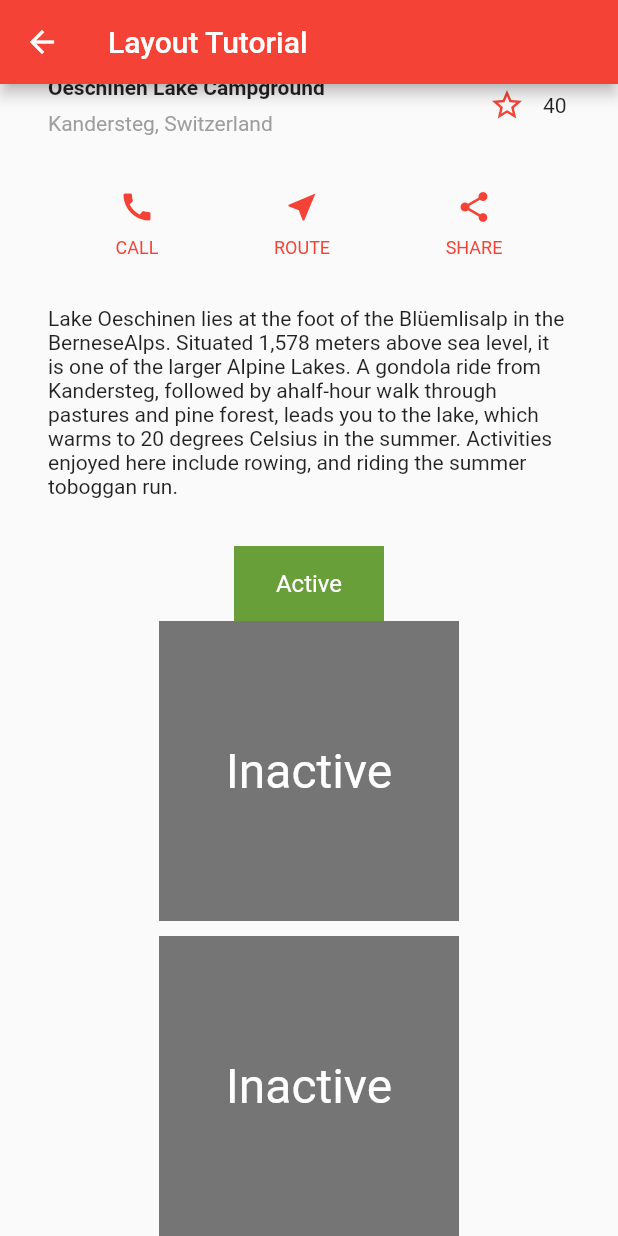
After one commit to javyliu/test_uis, a Flutter app: the UiTutorial screen opened directly, scrolled down 282 dp, after a tap on the "star" icon, after a tap on "Inactive", on a phone screen of 412 x 824 dp. The commit adds this screen. Run offline on Flutter 3.47's test engine with Material 2 defaults, Android fonts, the phone set to English and light mode, and no system bars.

Commit message:
添加ui tutorial 及 dailog”

```diff
--- a/lib/pages/app.dart
+++ b/lib/pages/app.dart
@@ -1,6 +1,7 @@
 import 'package:flutter/material.dart';
 import 'package:test_uis/pages/my_column.dart';
 import 'package:test_uis/pages/my_stateless_widget.dart';
+import 'package:test_uis/pages/ui_absorb_pointer.dart';
 import 'package:test_uis/pages/ui_align.dart';
 import 'package:test_uis/pages/ui_aspect_ratio.dart';
 import 'package:test_uis/pages/ui_buttons.dart';
@@ -11,6 +12,7 @@ import 'package:test_uis/pages/ui_row.dart';
 import 'package:test_uis/pages/ui_scaffold.dart';
 import 'package:test_uis/pages/ui_size_overflow_box.dart';
 import 'package:test_uis/pages/ui_sized_box.dart';
+import 'package:test_uis/pages/ui_tutorial.dart';
 
 class App extends StatelessWidget {
   App({Key key}) : super(key: key);
@@ -27,6 +29,8 @@ class App extends StatelessWidget {
     "sizedBox 使用": (BuildContext context) => UiSizedBox(),
     "ContrainedBox 使用": (BuildContext context) => UiContainedBox(),
     "IndexedStack 使用": (BuildContext context) => UiIndexedStack(),
+    "Layout Tutorial 使用": (BuildContext context) => UiTutorial(),
+    "AbsorbPointer 使用(包括弹出框)": (BuildContext context) => UiAbsorbPointer(),
   };
 
   @override
--- /dev/null
+++ b/lib/pages/ui_tutorial.dart
@@ -0,0 +1,98 @@
+import 'package:flutter/material.dart';
+import 'package:test_uis/widges/widget_parent.dart';
+import 'package:test_uis/widges/widget_tapbox.dart';
+import 'package:test_uis/widges/widgit_favorite.dart';
+
+class UiTutorial extends StatelessWidget {
+  @override
+  Widget build(BuildContext context) {
+    Widget titleSection = Container(
+      padding: const EdgeInsets.all(32),
+      child: Row(
+        children: <Widget>[
+          Expanded(
+            child: Column(
+              children: <Widget>[
+                Container(
+                  alignment: Alignment.centerLeft,
+                  padding: const EdgeInsets.only(bottom: 8),
+                  child: Text(
+                    "Oeschinen Lake Campground",
+                    style: TextStyle(fontWeight: FontWeight.bold),
+                  ),
+                ),
+                Align(
+                  alignment: Alignment.centerLeft,
+                  child: Text(
+                    "Kandersteg, Switzerland",
+                    style: TextStyle(color: Colors.grey[500]),
+                  ),
+                )
+              ],
+            ),
+          ),
+          WigetFavorate(),
+          // Icon(Icons.star, color: Colors.red[500]),
+          // Text('41')
+        ],
+      ),
+    );
+
+    Column _buildButtomColumn(Color color, IconData icon, String label) {
+      return Column(
+        mainAxisSize: MainAxisSize.min,
+        mainAxisAlignment: MainAxisAlignment.center,
+        children: <Widget>[
+          Icon(
+            icon,
+            color: color,
+          ),
+          Container(
+            margin: const EdgeInsets.only(top: 8),
+            child: Text(label, style: TextStyle(fontSize: 12, fontWeight: FontWeight.w400, color: color)),
+          )
+        ],
+      );
+    }
+
+    Color color = Theme.of(context).primaryColor;
+    Widget buttonSection = Container(
+      child: Row(
+        mainAxisAlignment: MainAxisAlignment.spaceEvenly,
+        children: <Widget>[
+          _buildButtomColumn(color, Icons.call, 'CALL'),
+          _buildButtomColumn(color, Icons.near_me, 'ROUTE'),
+          _buildButtomColumn(color, Icons.share, 'SHARE'),
+        ],
+      ),
+    );
+
+    Widget textSection = Container(
+      padding: const EdgeInsets.all(32.0),
+      child: Text(
+        'Lake Oeschinen lies at the foot of the Blüemlisalp in the Bernese'
+        'Alps. Situated 1,578 meters above sea level, it is one of the '
+        'larger Alpine Lakes. A gondola ride from Kandersteg, followed by a'
+        'half-hour walk through pastures and pine forest, leads you to the '
+        'lake, which warms to 20 degrees Celsius in the summer. Activities '
+        'enjoyed here include rowing, and riding the summer toboggan run.',
+        // textAlign: TextAlign.justify,
+        softWrap: true,
+      ),
+    );
+
+    return Scaffold(
+      appBar: AppBar(title: Text("Layout Tutorial")),
+      body: ListView(
+        children: <Widget>[
+          Image.asset('images/lake.jpg', width: 600, height: 240, fit: BoxFit.cover, ),
+          titleSection,
+          buttonSection,
+          textSection,
+          TapboxA(),
+          WidgetParent(),
+        ],
+      ),
+    );
+  }
+}
--- /dev/null
+++ b/lib/widges/widget_parent.dart
@@ -0,0 +1,125 @@
+import 'package:flutter/material.dart';
+
+class WidgetParent extends StatefulWidget {
+  @override
+  _WidgetParentState createState() => _WidgetParentState();
+}
+
+class _WidgetParentState extends State<WidgetParent> {
+  bool _active = false;
+  void _handleTapboxChanged(bool newValue) {
+    setState(() {
+      _active = newValue;
+    });
+  }
+
+  @override
+  Widget build(BuildContext context) {
+    return Column(children: <Widget>[
+      TapboxB(
+        active: _active,
+        onChanged: _handleTapboxChanged,
+      ),
+      SizedBox(
+        height: 10,
+      ),
+      TapboxC(
+        active: _active,
+        onChanged: _handleTapboxChanged,
+      ),
+    ]);
+  }
+}
+
+class TapboxB extends StatelessWidget {
+  final bool active;
+  final ValueChanged<bool> onChanged;
+  TapboxB({Key key, this.active: false, @required this.onChanged}) : super(key: key);
+
+  void _handleTap() {
+    onChanged(!active);
+  }
+
+  @override
+  Widget build(BuildContext context) {
+    return GestureDetector(
+      onTap: _handleTap,
+      child: Container(
+        child: Center(
+          child: Text(active ? 'Active' : 'Inactive', style: TextStyle(fontSize: 32, color: Colors.white)),
+        ),
+        width: 200,
+        height: 200,
+        decoration: BoxDecoration(
+          color: active ? Colors.lightGreen[700] : Colors.grey[600],
+        ),
+      ),
+    );
+  }
+}
+
+class TapboxC extends StatefulWidget {
+  final bool active;
+  final ValueChanged<bool> onChanged;
+  TapboxC({Key key, this.active: false, @required this.onChanged}) : super(key: key);
+
+  @override
+  _TapboxCState createState() => _TapboxCState();
+}
+
+class _TapboxCState extends State<TapboxC> {
+  bool _highlight = false;
+
+  void _handleTapDown(TapDownDetails details) {
+    print("------_handleTapDown:------$details------------");
+    setState(() {
+      _highlight = true;
+    });
+  }
+
+  void _handleTapUp(TapUpDetails detail) {
+    print("------_handleTapUp:------$detail------------");
+
+    setState(() {
+      _highlight = false;
+    });
+  }
+
+  void _handleTapCancel() {
+    print("------_handleTapCancel:------------------");
+
+    setState(() {
+      _highlight = false;
+    });
+  }
+
+  void _handleTap() {
+    print("------_handleTap:------------------");
+
+    widget.onChanged(!widget.active);
+  }
+
+  @override
+  Widget build(BuildContext context) {
+    return GestureDetector(
+      onTapDown: _handleTapDown,
+      onTapUp: _handleTapUp,
+      onTap: _handleTap,
+      onTapCancel: _handleTapCancel,
+      child: Container(
+        child: Center(
+          child: Text(
+            widget.active ? 'Active' : 'Inactive',
+            style: TextStyle(fontSize: 32, color: Colors.white),
+          ),
+        ),
+        width: 200,
+        height: 200,
+        decoration: BoxDecoration(
+          color: widget.active ? Colors.lightGreen[700] : Colors.grey[600],
+          border: _highlight ? Border.all(color: Colors.teal[700], width: 10) : null,
+        ),
+      ),
+    );
+  }
+}
--- /dev/null
+++ b/lib/widges/widget_tapbox.dart
@@ -0,0 +1,37 @@
+import 'package:flutter/material.dart';
+
+class TapboxA extends StatefulWidget {
+  @override
+  _TapboxAState createState() => _TapboxAState();
+}
+
+class _TapboxAState extends State<TapboxA> {
+  bool _active = false;
+  void _handleTap() {
+    setState(() {
+      _active = !_active;
+    });
+  }
+
+  @override
+  Widget build(BuildContext context) {
+    return Center(
+      child: GestureDetector(
+        onTap: _handleTap,
+        child: Container(
+          child: Center(
+            child: Text(
+              _active ? "Active" : "Inactive",
+              style: TextStyle(fontSize: 16, color: Colors.white),
+            ),
+          ),
+          width: 100,
+          height: 50,
+          decoration: BoxDecoration(
+            color: _active ? Colors.lightGreen[700] : Colors.grey[600],
+          ),
+        ),
+      ),
+    );
+  }
+}
--- /dev/null
+++ b/lib/widges/widgit_favorite.dart
@@ -0,0 +1,46 @@
+import 'package:flutter/material.dart';
+
+class WigetFavorate extends StatefulWidget {
+  @override
+  _WigetFavorateState createState() => _WigetFavorateState();
+}
+
+class _WigetFavorateState extends State<WigetFavorate> {
+  bool _isFavorited = true;
+  int _favoriteCount = 41;
+
+  void _toggleFavorite(){
+    setState(() {
+      if(_isFavorited){
+        _favoriteCount -= 1;
+        _isFavorited = false;
+      }else{
+        _favoriteCount += 1;
+        _isFavorited = true;
+      }
+    });
+  }
+
+  @override
+  Widget build(BuildContext context) {
+    return Row(
+      mainAxisSize: MainAxisSize.min,
+      children: <Widget>[
+        Container(
+          padding: EdgeInsets.all(0),
+          child: IconButton(
+            icon: (_isFavorited ? Icon(Icons.star) : Icon(Icons.star_border)),
+            color: Colors.red[500],
+            onPressed: _toggleFavorite,
+          ),
+        ),
+        SizedBox(
+          width: 18,
+          child: Container(
+            child: Text('$_favoriteCount'),
+          ),
+        )
+      ],
+    );
+  }
+}
--- a/pubspec.yaml
+++ b/pubspec.yaml
@@ -45,8 +45,8 @@ flutter:
   uses-material-design: true
 
   # To add assets to your application, add an assets section, like this:
-  # assets:
-  #   - images/a_dot_burr.jpeg
+  assets:
+    - images/lake.jpg
   #   - images/a_dot_ham.jpeg
 
   # An image asset can refer to one or more resolution-specific "variants", see
```
Also changed, not shown: lib/pages/ui_absorb_pointer.dart (added, +101 -0 lines), images/lake.jpg (added).
